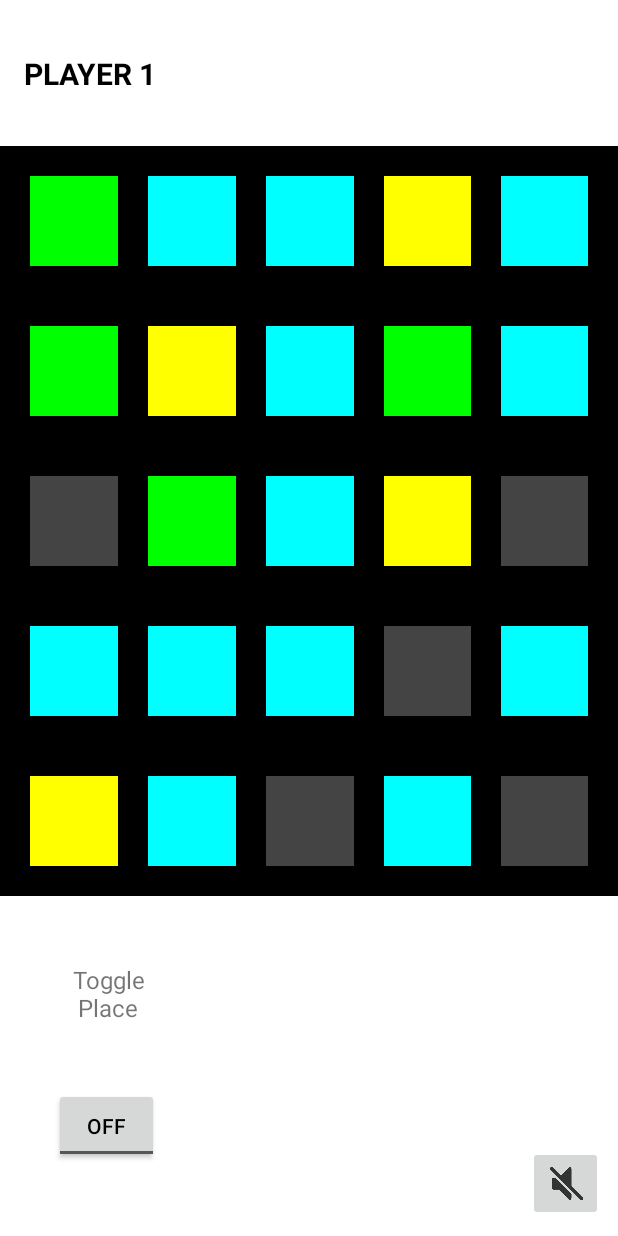
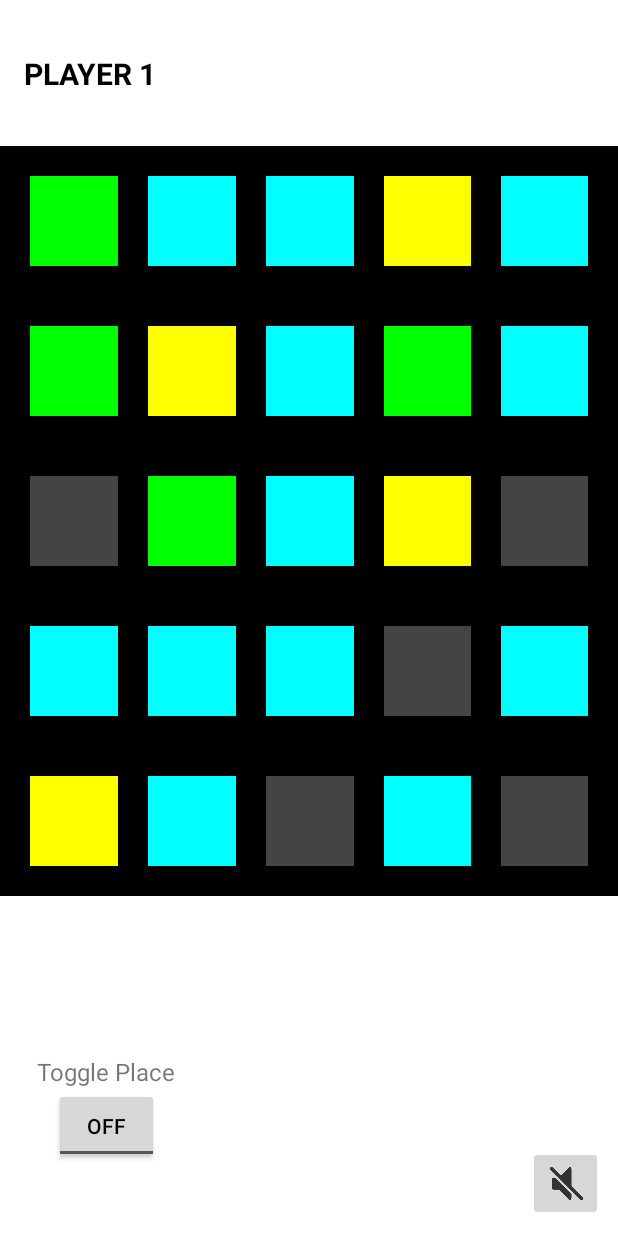
Before and after one commit to JgS0615/Crossmind_Official-Release, an Android app: the GameActivity screen opened directly, with no data from a screen before it, on a phone screen of 412 x 824 dp. Run offline under Robolectric (Android 15) with nearby library versions, the phone set to English and light mode, and no system bars; 2 statements that could not run were skipped.

Commit message:
fixed some mistakes

```diff
--- a/app/src/main/res/layout/activity_game.xml
+++ b/app/src/main/res/layout/activity_game.xml
@@ -409,19 +409,15 @@
         app:layout_constraintTop_toTopOf="parent" />
 
     <TextView
-        android:id="@+id/textView"
-        android:layout_width="80dp"
-        android:layout_height="60dp"
-        android:layout_marginStart="32dp"
-        android:layout_marginTop="16dp"
-        android:layout_marginBottom="16dp"
-        android:contentDescription=""
+        android:id="@+id/textView_toggle"
+        android:layout_width="wrap_content"
+        android:layout_height="wrap_content"
+        android:layout_marginStart="24dp"
+        android:contentDescription="toggle "
         android:gravity="center"
         android:text="Toggle Place"
         android:textSize="16sp"
         app:layout_constraintBottom_toTopOf="@+id/toggleButton_placePiece"
-        app:layout_constraintStart_toStartOf="parent"
-        app:layout_constraintTop_toBottomOf="@+id/tableLayout"
-        app:layout_constraintVertical_bias="0.536" />
+        app:layout_constraintStart_toStartOf="parent" />
 
 </androidx.constraintlayout.widget.ConstraintLayout>
```
